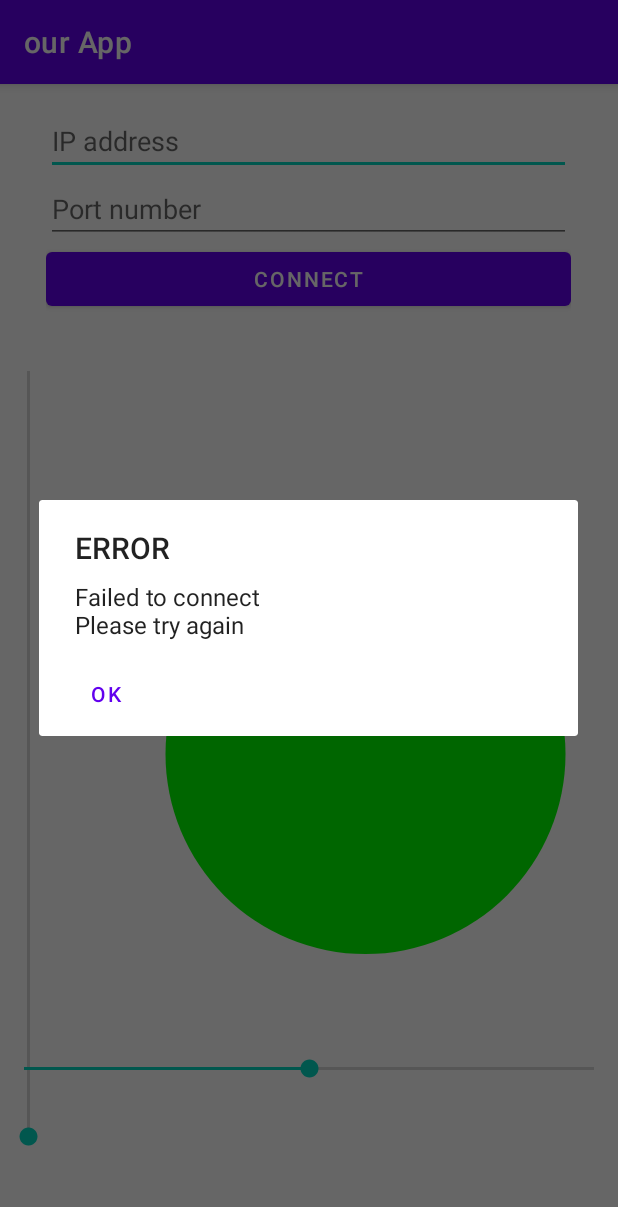
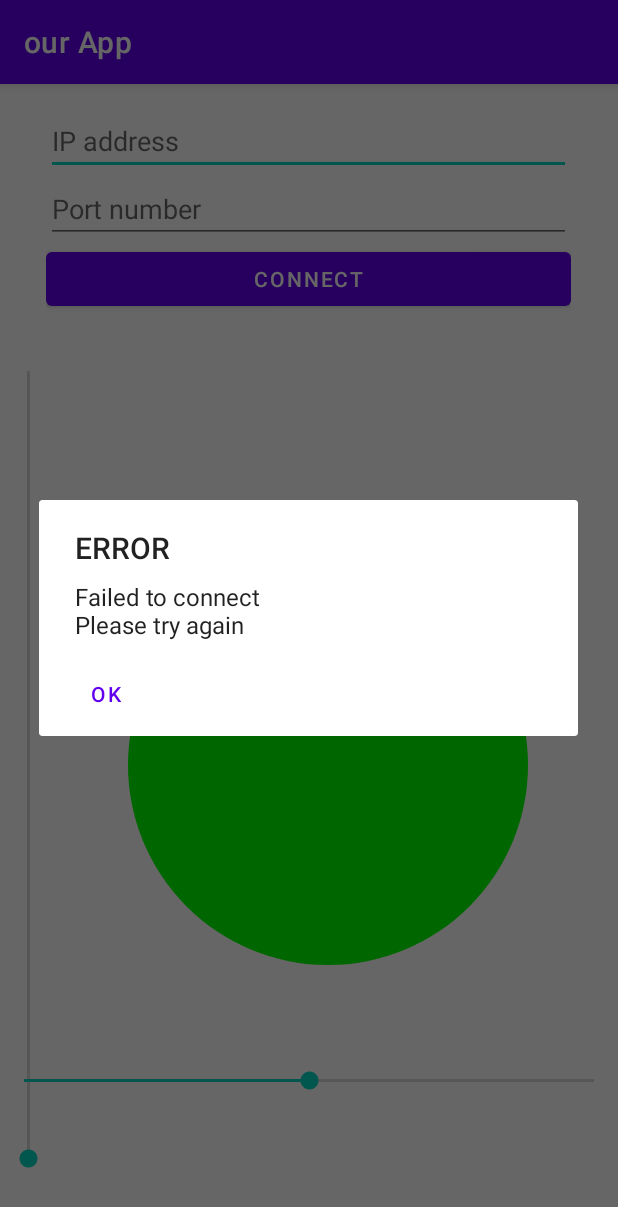
Before and after one commit to Dark-Leader/AndroidAppFlightGear, an Android app: the screen it shows after launch (MainActivity), after a tap on "CONNECT", on a phone screen of 412 x 824 dp. Shown: the top 1207 px of the screen. Run offline under Robolectric (Android 15) with nearby library versions, the phone set to English and light mode, and no system bars.

Commit message:
Amit - added documentation

```diff
--- a/ourApp/app/src/main/java/com/example/ourapp/Views/Joystick.kt
+++ b/ourApp/app/src/main/java/com/example/ourapp/Views/Joystick.kt
@@ -11,35 +11,44 @@ import android.view.View
 class Joystick @JvmOverloads constructor(
     context: Context, atts: AttributeSet? = null, defStyleAttr: Int = 0)
     :View(context, atts, defStyleAttr) {
-
+    // color to draw the joystick with
     private val paint = Paint().apply {
         style = Paint.Style.FILL_AND_STROKE
         color = Color.GREEN
         isAntiAlias = true;
 
     }
+    // variables for logic
     private lateinit var extraCanvas: Canvas
     private var radius: Float = 200f
     private var centerX: Float = 0f
     private var centerY: Float = 0f
+    // will be used for dependency injection every time we update the location of the joystick
     lateinit var func: (Float, Float) -> Unit
-    private var screenWidth :Int = Resources.getSystem().displayMetrics.widthPixels
-    private var screenHeight: Int = Resources.getSystem().displayMetrics.heightPixels
 
     private var center: PointF = PointF()
-//to change.
 
     override fun onSizeChanged(width: Int, height: Int, oldWidth: Int, oldHeight: Int) {
+        /*
+        This is called during layout when the size of this view has changed.
+         If you were just added to the view hierarchy, you're called with the old values of 0.
+         we set the default location of joystick in the middle of grid
+         */
         val x = width.toFloat() / 2
         val y = height.toFloat() / 2
         center = PointF(x, y);
     }
 
     override fun onTouchEvent(event: MotionEvent?): Boolean {
+        /*
+        This function listens for all touch events on the grid
+        if we clicked, or drag-moved the joystick we update its location
+         */
         if (event == null) {
             return false
         }
         when (event?.action) {
+            // update location
             MotionEvent.ACTION_MOVE -> touchMove(event.x, event.y)
             MotionEvent.ACTION_DOWN -> touchMove(event.x, event.y)
         }
@@ -47,28 +56,35 @@ class Joystick @JvmOverloads constructor(
     }
 
     private fun touchMove(x: Float, y: Float) {
-        if (x < 0) {
+        /*
+        This function calculates new location for the joystick on the grid
+         */
+        if (x < 0) { // check for out of bounds
             centerX = 0f
-        } else if (x > width) {
+        } else if (x > width) { // check for out of bounds
             centerX = width.toFloat()
         } else {
             centerX = x
         }
 
-        if (y < 0) {
+        if (y < 0) { // check for out of bounds
             centerY = 0f
-        } else if (y > height) {
+        } else if (y > height) { // check for out of bounds
             centerY = height.toFloat()
         } else {
             centerY = y
         }
-
+        // update center of circle
         center = PointF(centerX,centerY)
+        // call dependency injection function
         func(centerX,centerY)
         invalidate()
     }
 
     override fun onDraw(canvas: Canvas) {
+        /*
+        draw the joystick on the canvas
+         */
         super.onDraw(canvas)
         canvas.drawCircle(center.x, center.y, radius, paint)
     }
--- a/ourApp/app/src/main/java/com/example/ourapp/Views/MainActivity.kt
+++ b/ourApp/app/src/main/java/com/example/ourapp/Views/MainActivity.kt
@@ -11,38 +11,43 @@ import com.example.ourapp.viewModel.ViewModel
 
 
 class MainActivity : AppCompatActivity() {
+    // variables for logic
     private var viewModel: ViewModel = ViewModel(MyModel())
-    private lateinit var IP: EditText
-    private lateinit var Port: EditText
-    private lateinit var rudder: SeekBar
-    private lateinit var throttle: VerticalSeekBar
-    private lateinit var connectButton: Button
-    private lateinit var joystick: Joystick
+    private lateinit var IP: EditText // ip address
+    private lateinit var Port: EditText // port number
+    private lateinit var rudder: SeekBar // rudder seek bar
+    private lateinit var throttle: VerticalSeekBar // throttle seek bar
+    private lateinit var connectButton: Button // attempt to connect button
+    private lateinit var joystick: Joystick // joystick for aileron, elevator
 
     override fun onCreate(savedInstanceState: Bundle?) {
         super.onCreate(savedInstanceState)
         setContentView(R.layout.activity_main)
+        // get EditText for ip and port
         IP = findViewById(R.id.IP)
         Port = findViewById(R.id.Port)
         connectButton = findViewById(R.id.Connect)
-        connectButton.setOnClickListener {
+        connectButton.setOnClickListener { // set on click listener
             var ip:String = IP.text.toString()
             var port:String = Port.text.toString()
             println("trying to connect. IP: $ip, Port: $port")
-            viewModel.connectToFG(ip, port)
+            viewModel.connectToFG(ip, port) // try to connect to ip, port provided
             Thread.sleep(250)
-            if (viewModel.model.Connected() == false) {
-                val alertDialog = AlertDialog.Builder(this@MainActivity).create()
+            if (!viewModel.model.connected()) { // if we didn't managed to connect
+                val alertDialog = AlertDialog.Builder(this@MainActivity).create() // create error message
                 alertDialog.setTitle("ERROR")
                 alertDialog.setMessage("Failed to connect\nPlease try again")
                 alertDialog.setButton(
                     AlertDialog.BUTTON_NEUTRAL, "OK"
                 ) { dialog, which -> dialog.dismiss() }
-                alertDialog.show()
+                alertDialog.show() // display error message
             }
         }
         rudder = findViewById(R.id.seekBarRudder)
         rudder.setOnSeekBarChangeListener(object : OnSeekBarChangeListener {
+            /*
+            set click listener for rudder seek bar to update the value of the rudder
+             */
             override fun onProgressChanged(seekBar: SeekBar, progress: Int, fromUser: Boolean) {
                 viewModel.updateRudder(progress)
             }
@@ -56,6 +61,9 @@ class MainActivity : AppCompatActivity() {
 
         throttle = findViewById(R.id.SeekBarThrottle)
         throttle.setOnSeekBarChangeListener(object : OnSeekBarChangeListener {
+            /*
+            set click listener for throttle seek bar to update the value of the rudder
+             */
             override fun onProgressChanged(seekBar: SeekBar, progress: Int, fromUser: Boolean) {
                 viewModel.updateThrottle(progress)
             }
@@ -68,10 +76,10 @@ class MainActivity : AppCompatActivity() {
         })
 
         joystick = findViewById(R.id.Joystick)
-
+        // dependency injection of funtion inside the joystick to update the view model of the values of the aileron, elevator
         joystick.func = { aileron: Float, elevator: Float ->
-            viewModel.updateAileron(aileron, joystick.width)
-            viewModel.updateElevator(elevator, joystick.height)
+            viewModel.updateAileron(aileron, joystick.width) // update aileron
+            viewModel.updateElevator(elevator, joystick.height) // update elevator
         }
 
     }
--- a/ourApp/app/src/main/java/com/example/ourapp/Views/VerticalSeekBar.kt
+++ b/ourApp/app/src/main/java/com/example/ourapp/Views/VerticalSeekBar.kt
@@ -6,6 +6,9 @@ import android.util.AttributeSet
 import android.view.MotionEvent
 
 class VerticalSeekBar : SeekBar {
+    /*
+    This class represents a custom vertical seek bar
+     */
     constructor(context: Context?) : super(context) {}
     constructor(context: Context?, attrs: AttributeSet?, defStyle: Int) : super(
         context,
@@ -16,27 +19,44 @@ class VerticalSeekBar : SeekBar {
     constructor(context: Context?, attrs: AttributeSet?) : super(context, attrs) {}
 
     override fun onSizeChanged(w: Int, h: Int, oldw: Int, oldh: Int) {
+        /*
+        This is called during layout when the size of this view has changed.
+         If you were just added to the view hierarchy, you're called with the old values of 0.
+         */
         super.onSizeChanged(h, w, oldh, oldw)
     }
 
     @Synchronized
     override fun onMeasure(widthMeasureSpec: Int, heightMeasureSpec: Int) {
+        /*
+        Flips the width and height of the base seek bar we extended
+         */
         super.onMeasure(heightMeasureSpec, widthMeasureSpec)
         setMeasuredDimension(measuredHeight, measuredWidth)
     }
 
     override fun onDraw(c: Canvas) {
+        /*
+        draw the seek of the canvas, flipped by -90 degrees.
+        seek bar will be from bottom to top of grid
+         */
         c.rotate(-90f)
         c.translate(-height.toFloat(), 0f)
         super.onDraw(c)
     }
 
     override fun onTouchEvent(event: MotionEvent): Boolean {
+        /*
+        Update progress of the seek bar whenever we click it
+         */
         if (!isEnabled) {
             return false
         }
         when (event.action) {
             MotionEvent.ACTION_DOWN, MotionEvent.ACTION_MOVE, MotionEvent.ACTION_UP -> {
+                /*
+                update progress
+                 */
                 var i = 0
                 i = max - (max * event.y / height).toInt()
                 progress = i
--- a/ourApp/app/src/main/java/com/example/ourapp/model/MyModel.kt
+++ b/ourApp/app/src/main/java/com/example/ourapp/model/MyModel.kt
@@ -7,50 +7,77 @@ import kotlin.concurrent.thread
 
 
 class MyModel {
-    var ip: String = ""
-    var port: Int = -1
-
+    var ip: String = "" // ip address of pc running Flightgear
+    var port: Int = -1 // port number that Flightgear listens to
+    // variables for logic.
     var throttle: Float = 0f
     var rudder: Float = 0f
     var aileron: Float = 0f
     var elevator: Float = 0f
     var fps: Int = 60
     private var socket: Socket? = null
-    var connected = false
+    var connected = false // flag to check if we managed to connect
 
     fun connectToServer() {
+        /*
+        This function opens a thread, and gives it a function to run.
+         */
         thread { run() }
     }
 
     private fun run() {
-        println("Inside Thread")
-        try {
+        /*
+        This function attempts to connect to the pc running flight gear
+        by opening a socket and trying to connect to said pc with
+        the IP,Port fields inside this class
+        if we managed to connect, then we begin an infinite loop, where we send
+        data the socket, in order to update flight gear of the input of the user.
+         */
+        try { // an exception is thrown if
+            // open socket
             socket = Socket(ip, port)
             var outputStream: OutputStream = socket!!.getOutputStream()
-            var ok = socket!!.isConnected
+            // if we got here then we managed to connect
             println("CONNECTED TO $ip, $port")
             connected = true
-            while (ok) {
+            while (socket!!.isConnected) {
+                // update flight gear inside an infinite loop
+                // update about throttle,rudder, aileron,elevator values
                 write("set /controls/engines/current-engine/throttle $throttle\r\n", outputStream)
                 write("set /controls/flight/aileron $aileron\r\n", outputStream)
                 write("set /controls/flight/elevator $elevator\r\n", outputStream)
                 write("set /controls/flight/rudder $rudder\r\n", outputStream)
+                // sleep for 1000 / fps.
+                // at default fps is 60 -> so we update flight gear roughly once every 33 milliseconds
                 Thread.sleep((1000 / fps).toLong())
             }
-        } catch (e: Exception) {
+        } catch (e: Exception) { // catch error in the attempt to open a socket from invalid IP or Port
             println("ERROR")
             println(e.message)
             connected = false
-            return
+        } finally {
+            /*
+            kill the thread at the end
+            if we managed to connect then we still need to close the thread
+            else if we didn't manage to connect for any reason -> timeout/invalid
+            IP,Port then we kill the thread
+             */
+            Thread.currentThread().join()
         }
     }
 
     private fun write(command: String, outputStream: OutputStream) {
+        /*
+        helper function to write a string into the OutputStream of a socket
+         */
         outputStream.write(command.toByteArray(Charset.defaultCharset()))
         outputStream.flush()
     }
 
-    fun Connected(): Boolean? {
+    fun connected(): Boolean {
+        /*
+        Helper function to check if we managed to connect to the IP,Port provided
+         */
         return connected
     }
 }
--- a/ourApp/app/src/main/java/com/example/ourapp/viewModel/viewModel.kt
+++ b/ourApp/app/src/main/java/com/example/ourapp/viewModel/viewModel.kt
@@ -2,39 +2,46 @@ package com.example.ourapp.viewModel
 import com.example.ourapp.model.MyModel
 
 class ViewModel ( val model: MyModel) {
-
+    // ip string from user
     var IP: String = ""
         set(value) {
-            println("ip is: $value")
             model.ip = value
             field = value
         }
-
+    // port number from user
     var Port: String = ""
         set(value) {
-            println("port is: $value")
-            model.port = value.toInt()
+            // checking for valid integer provided
+            if (value.isEmpty()) {
+                model.port = -1
+            } else {
+                try{
+                    model.port = value.toInt()
+                } catch (e: Exception) {
+                    model.port = -1
+                }
+            }
             field = value
         }
-
+    // value from joystick
     var elevator: Float = 0f
         set(value) {
             model.elevator = value
             field = value
         }
-
+    // value from joystick
     var aileron: Float = 0f
         set(value) {
             model.aileron = value
             field = value
         }
-
+    // value from vertical seek bar
     var throttle: Float = 0f
         set(value) {
             model.throttle = value
             field = value
         }
-
+    // value from bottom seek bar
     var rudder: Float = 0f
         set(value) {
             model.rudder = value
@@ -42,25 +49,32 @@ class ViewModel ( val model: MyModel) {
         }
 
     fun connectToFG(ip: String, port: String) {
+        /*
+        This function attempts to connect to flight gear according to the ip, string provided
+         */
         IP = ip
         Port = port
         model.connectToServer()
     }
 
     fun updateRudder(progress: Int) {
+        // helper function to update the rudder
         rudder = ((progress - 100).toFloat() / 100)
     }
 
     fun updateThrottle(progress: Int) {
+        // helper function to update the throttle
         throttle = progress.toFloat() / 100
 
     }
 
     fun updateElevator(value: Float, height: Int) {
+        // helper function to update the elevator
         elevator = -(value - height.toFloat() / 2) / (height.toFloat() / 2)
     }
 
     fun updateAileron(value: Float, width: Int) {
+        // helper function to update the aileron
         aileron = (value - width.toFloat() / 2) / (width.toFloat() / 2)
     }
 
--- a/ourApp/app/src/main/res/layout/activity_main.xml
+++ b/ourApp/app/src/main/res/layout/activity_main.xml
@@ -48,7 +48,7 @@
         tools:context=".Views.Joystick"
         android:layout_width="match_parent"
         android:layout_height="match_parent"
-        android:layout_marginBottom="50dp"
+        android:layout_marginBottom="35dp"
         android:layout_marginEnd="10dp"
         android:layout_marginRight="10dp"
         android:layout_marginTop="175dp"
@@ -60,14 +60,13 @@
             android:id="@+id/JoystickSize"
             android:layout_width="match_parent"
             android:layout_height="match_parent"
-            android:layout_marginLeft="75dp"
-            >
+            android:layout_marginLeft="25dp"
+            android:layout_marginStart="25dp">
             <com.example.ourapp.Views.Joystick
                 android:id="@+id/Joystick"
                 android:layout_width="match_parent"
                 android:layout_height="match_parent"
                 >
-
             </com.example.ourapp.Views.Joystick>
 
         </LinearLayout>
@@ -85,8 +84,8 @@
     <SeekBar
         android:id="@+id/seekBarRudder"
         android:layout_width="match_parent"
-        android:layout_height="22dp"
-        android:layout_marginTop="645dp"
+        android:layout_height="wrap_content"
+        android:layout_marginTop="655dp"
         android:progress="100"
         android:max="200"
         >
```
